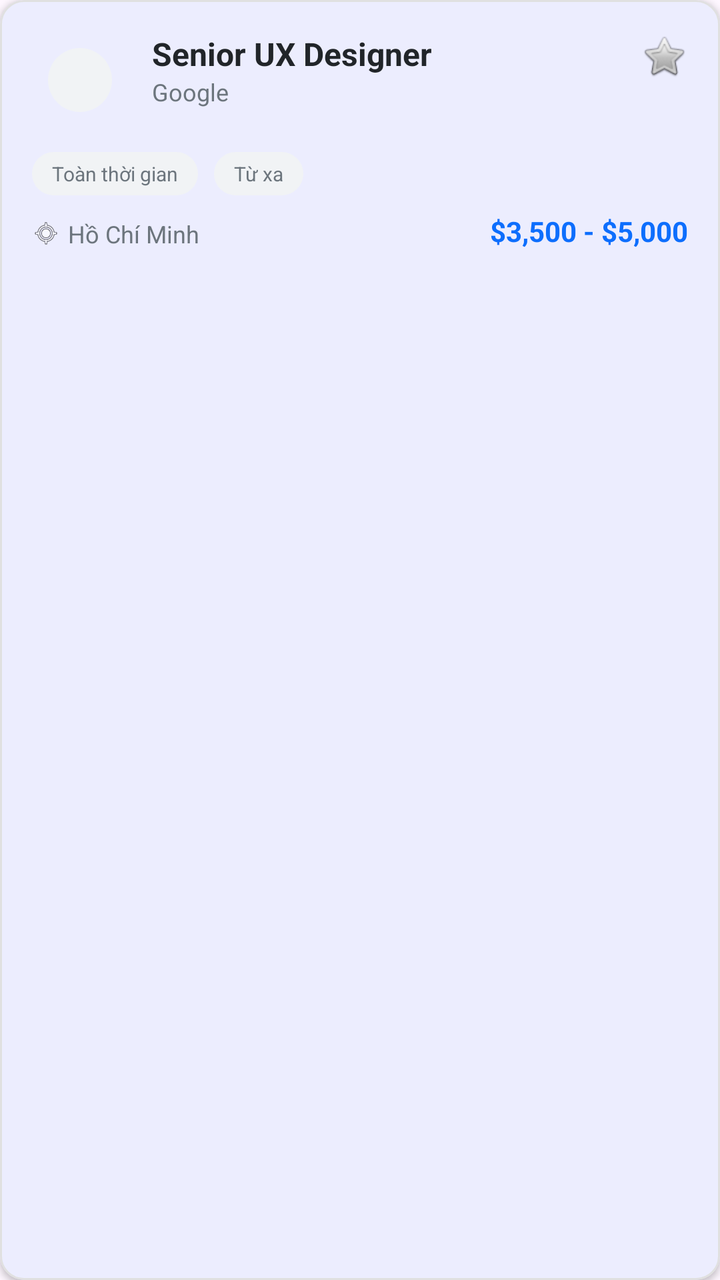
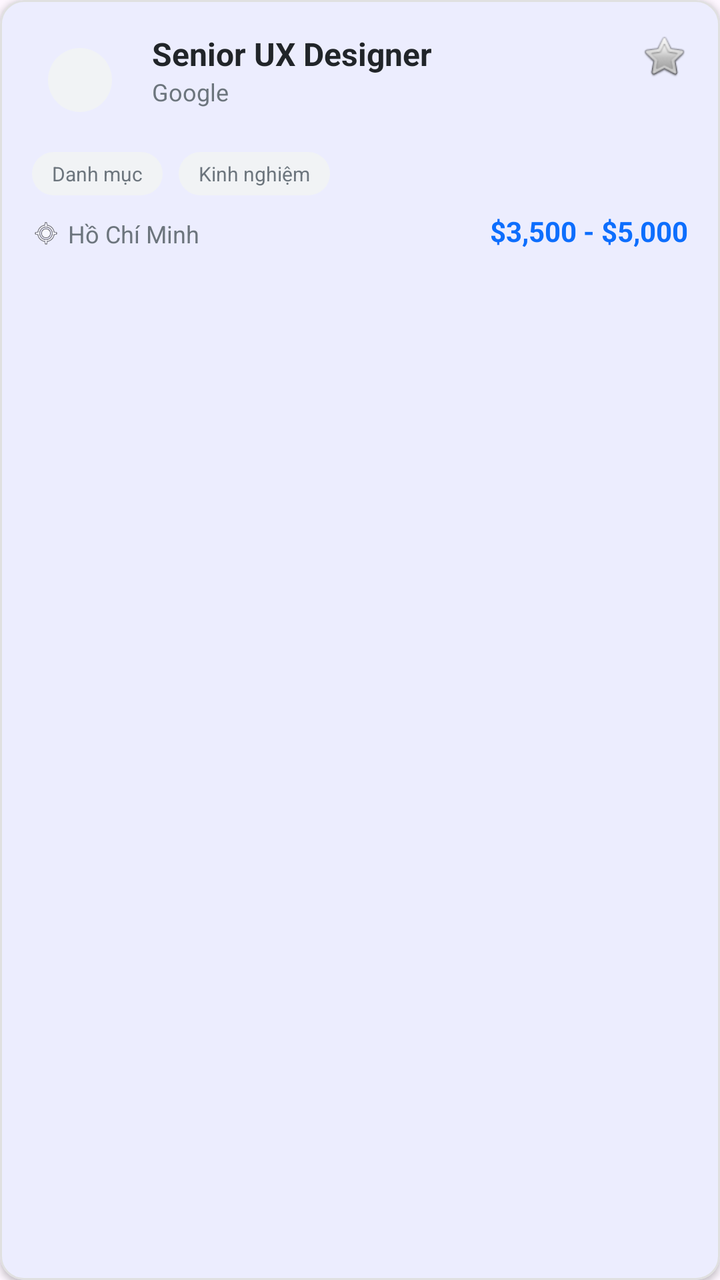

Screens rendered from an Android XML layout before and after an edit, with the pre-edit source and the edit as a unified diff.
<!-- AndroidManifest.xml: application theme Theme.JobSearchApp -->
<!-- res/layout/candidate_item_job.xml -->
<?xml version="1.0" encoding="utf-8"?>
<com.google.android.material.card.MaterialCardView xmlns:android="http://schemas.android.com/apk/res/android"
    xmlns:app="http://schemas.android.com/apk/res-auto"
    android:layout_width="match_parent"
    android:layout_height="wrap_content"
    android:layout_marginVertical="8dp"
    app:cardCornerRadius="12dp"
    app:cardElevation="2dp"
    app:strokeColor="@color/gray_border"
    app:strokeWidth="1dp">

    <androidx.constraintlayout.widget.ConstraintLayout
        android:layout_width="match_parent"
        android:layout_height="wrap_content"
        android:padding="16dp">

        <com.google.android.material.imageview.ShapeableImageView
            android:id="@+id/ivCompanyLogo"
            android:layout_width="48dp"
            android:layout_height="48dp"
            android:src="@android:drawable/sym_def_app_icon"
            android:background="@color/gray_light"
            android:padding="8dp"
            app:shapeAppearanceOverlay="@style/CircleImage"
            app:layout_constraintTop_toTopOf="parent"
            app:layout_constraintStart_toStartOf="parent" />

        <TextView
            android:id="@+id/tvJobTitle"
            android:layout_width="0dp"
            android:layout_height="wrap_content"
            android:text="Senior UX Designer"
            android:textSize="16sp"
            android:textStyle="bold"
            android:textColor="@color/text_main"
            android:layout_marginStart="12dp"
            app:layout_constraintTop_toTopOf="@id/ivCompanyLogo"
            app:layout_constraintStart_toEndOf="@id/ivCompanyLogo"
            app:layout_constraintEnd_toStartOf="@id/ivBookmark" />

        <TextView
            android:id="@+id/tvCompanyName"
            android:layout_width="0dp"
            android:layout_height="wrap_content"
            android:text="Google"
            android:textSize="12sp"
            android:textColor="@color/text_sub"
            app:layout_constraintTop_toBottomOf="@id/tvJobTitle"
            app:layout_constraintStart_toStartOf="@id/tvJobTitle"
            app:layout_constraintEnd_toEndOf="@id/tvJobTitle" />

        <ImageView
            android:id="@+id/ivBookmark"
            android:layout_width="24dp"
            android:layout_height="24dp"
            android:src="@android:drawable/btn_star"
            app:layout_constraintTop_toTopOf="parent"
            app:layout_constraintEnd_toEndOf="parent" />

        <LinearLayout
            android:id="@+id/llTags"
            android:layout_width="match_parent"
            android:layout_height="wrap_content"
            android:orientation="horizontal"
            android:layout_marginTop="12dp"
            app:layout_constraintTop_toBottomOf="@id/ivCompanyLogo">

            <TextView
                android:layout_width="wrap_content"
                android:layout_height="wrap_content"
                android:text="Toàn thời gian"
                android:textSize="10sp"
                android:paddingHorizontal="10dp"
                android:paddingVertical="4dp"
                android:background="@drawable/bg_tag"
                android:textColor="@color/text_sub" />

            <TextView
                android:layout_width="wrap_content"
                android:layout_height="wrap_content"
                android:text="Từ xa"
                android:textSize="10sp"
                android:paddingHorizontal="10dp"
                android:paddingVertical="4dp"
                android:background="@drawable/bg_tag"
                android:layout_marginStart="8dp"
                android:textColor="@color/text_sub" />
        </LinearLayout>

        <ImageView
            android:id="@+id/ivLocationIcon"
            android:layout_width="14dp"
            android:layout_height="14dp"
            android:src="@android:drawable/ic_menu_mylocation"
            android:layout_marginTop="12dp"
            app:layout_constraintTop_toBottomOf="@id/llTags"
            app:layout_constraintStart_toStartOf="parent" />

        <TextView
            android:id="@+id/tvJobLocation"
            android:layout_width="wrap_content"
            android:layout_height="wrap_content"
            android:text="Hồ Chí Minh"
            android:textSize="12sp"
            android:textColor="@color/text_sub"
            android:layout_marginStart="4dp"
            app:layout_constraintBottom_toBottomOf="@id/ivLocationIcon"
            app:layout_constraintTop_toTopOf="@id/ivLocationIcon"
            app:layout_constraintStart_toEndOf="@id/ivLocationIcon" />

        <TextView
            android:id="@+id/tvJobSalary"
            android:layout_width="wrap_content"
            android:layout_height="wrap_content"
            android:text="$3,500 - $5,000"
            android:textSize="14sp"
            android:textStyle="bold"
            android:textColor="@color/primary"
            app:layout_constraintBottom_toBottomOf="@id/tvJobLocation"
            app:layout_constraintEnd_toEndOf="parent" />

    </androidx.constraintlayout.widget.ConstraintLayout>
</com.google.android.material.card.MaterialCardView>
<!-- resources referenced by this layout -->
<resources>
  <color name="gray_border">#E0E0E0</color>
  <color name="gray_light">#F1F3F5</color>
  <color name="primary">#0D6EFD</color>
  <color name="text_main">#212529</color>
  <color name="text_sub">#6C757D</color>
  <!-- drawable bg_tag (drawable) -->
  <?xml version="1.0" encoding="utf-8"?>
  <shape xmlns:android="http://schemas.android.com/apk/res/android">
      <solid android:color="@color/tag_bg" />
      <corners android:radius="16dp" />
  </shape>
  <style name="CircleImage" parent="">
          <item name="cornerSize">50%</item>
      </style>
  <style name="Theme.JobSearchApp" parent="Base.Theme.JobSearchApp" />
  <color name="tag_bg">#F1F3F5</color>
  <style name="Base.Theme.JobSearchApp" parent="Theme.Material3.DayNight.NoActionBar">
          
          <item name="colorPrimary">@color/primary</item>
          <item name="android:navigationBarColor">@color/white</item>
          <item name="android:statusBarColor">@color/white</item>
          <item name="android:windowLightStatusBar">true</item>
      </style>
  <color name="white">#FFFFFF</color>
</resources>

<!-- the commit's change to res/layout/candidate_item_job.xml (unified diff, before → after) -->
@@ -66,9 +66,10 @@
             app:layout_constraintTop_toBottomOf="@id/ivCompanyLogo">
 
             <TextView
+                android:id="@+id/tvJobCategory"
                 android:layout_width="wrap_content"
                 android:layout_height="wrap_content"
-                android:text="Toàn thời gian"
+                android:text="Danh mục"
                 android:textSize="10sp"
                 android:paddingHorizontal="10dp"
                 android:paddingVertical="4dp"
@@ -76,9 +77,10 @@
                 android:textColor="@color/text_sub" />
 
             <TextView
+                android:id="@+id/tvJobExp"
                 android:layout_width="wrap_content"
                 android:layout_height="wrap_content"
-                android:text="Từ xa"
+                android:text="Kinh nghiệm"
                 android:textSize="10sp"
                 android:paddingHorizontal="10dp"
                 android:paddingVertical="4dp"
